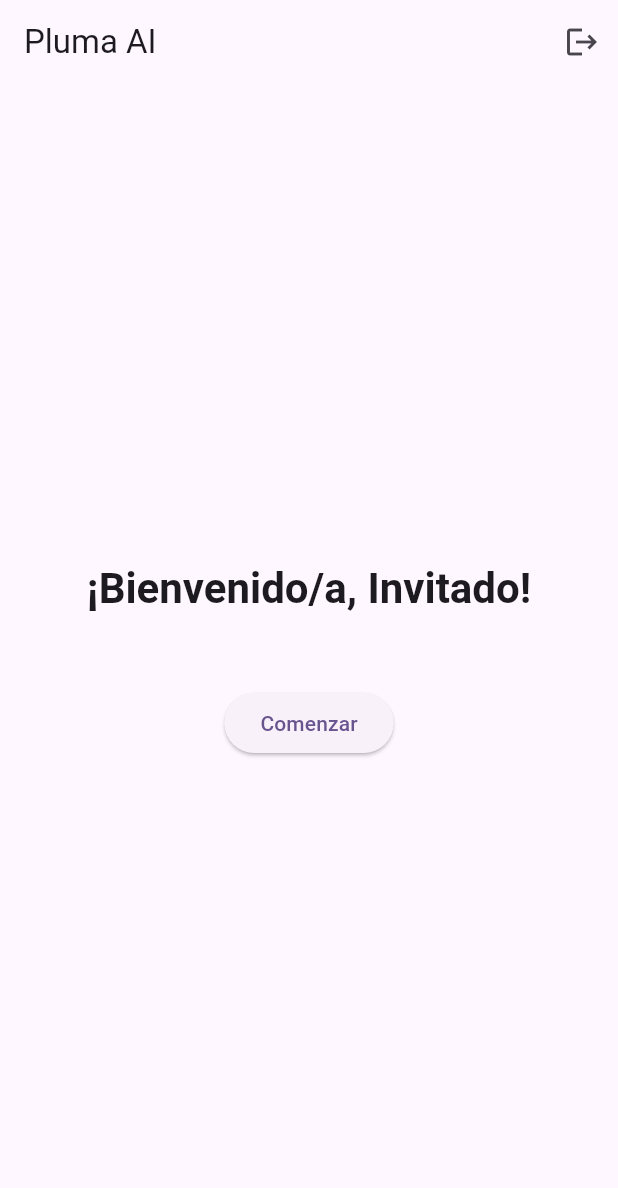
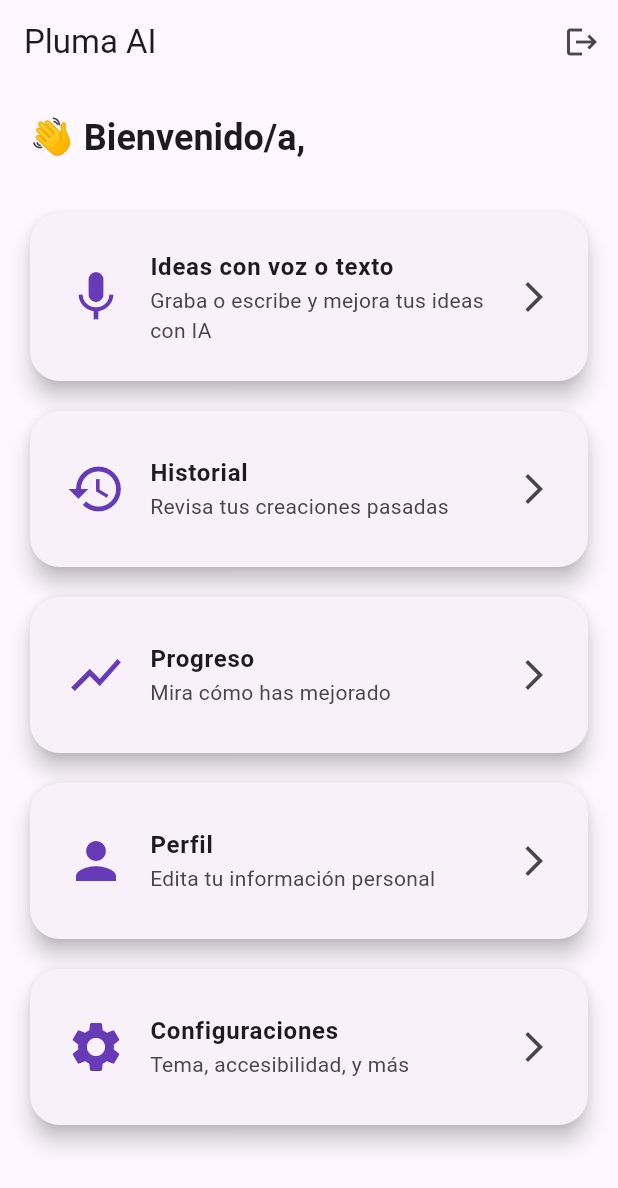
Before and after one commit to brei004/RepoIHC25-1, a Flutter app: the screen it shows once a user with an empty profile is signed in, on a phone screen of 412 x 824 dp. Shown: the top 1188 px of the screen. Run offline on Flutter 3.47's test engine with Material 3 defaults, Android fonts, the phone set to English and light mode, and no system bars; our stand-ins replace avatar_glow, cloud_firestore, firebase_auth, firebase_core, firebase_storage, google_sign_in and 2 more; missing offline and left inert: highlight_text; accounts and stored records are empty.

```diff
--- a/lib/features/auth/screens/auth_choice_screen.dart
+++ b/lib/features/auth/screens/auth_choice_screen.dart
@@ -1,5 +1,5 @@
 import 'package:flutter/material.dart';
-import 'package:pluma_ai/services/auth_service.dart';
+import 'package:pluma_ai/features/auth/services/auth_service.dart';
 
 class AuthChoiceScreen extends StatelessWidget {
   const AuthChoiceScreen({super.key});
--- a/lib/features/auth/screens/login_screen.dart
+++ b/lib/features/auth/screens/login_screen.dart
@@ -1,5 +1,5 @@
 import 'package:flutter/material.dart';
-import 'package:pluma_ai/services/auth_service.dart';
+import 'package:pluma_ai/features/auth/services/auth_service.dart';
 
 class LoginScreen extends StatefulWidget {
   const LoginScreen({super.key});
--- a/lib/features/auth/screens/register_screen.dart
+++ b/lib/features/auth/screens/register_screen.dart
@@ -1,5 +1,5 @@
 import 'package:flutter/material.dart';
-import 'package:pluma_ai/services/auth_service.dart'; // Make sure this path matches where AuthService is defined
+import 'package:pluma_ai/features/auth/services/auth_service.dart'; // Make sure this path matches where AuthService is defined
 
 class RegisterScreen extends StatefulWidget {
   const RegisterScreen({super.key});
--- a/lib/features/home/screens/home_screen.dart
+++ b/lib/features/home/screens/home_screen.dart
@@ -1,6 +1,6 @@
 import 'package:flutter/material.dart';
 import 'package:firebase_auth/firebase_auth.dart';
-import 'package:pluma_ai/services/auth_service.dart';
+import 'package:pluma_ai/features/auth/services/auth_service.dart';
 
 class HomeScreen extends StatefulWidget {
   const HomeScreen({super.key});
@@ -23,33 +23,12 @@ class _HomeScreenState extends State<HomeScreen> {
 
   Future<void> _loadUserData() async {
     final user = _auth.currentUser;
-
     if (user != null) {
-      // Para usuarios registrados con email
-      if (user.providerData.any((info) => info.providerId == 'password')) {
-        // Verificar si tenemos el nombre en Firestore (si lo guardaste allí)
-        // Si no, usar el email como nombre
-        setState(() {
-          _userName = user.displayName ?? user.email?.split('@')[0] ?? 'Usuario';
-          _userEmail = user.email ?? '';
-        });
-      }
-      // Para usuarios de Google
-      else if (user.providerData.any((info) => info.providerId == 'google.com')) {
-        setState(() {
-          _userName = user.displayName ?? 'Usuario Google';
-          _userEmail = user.email ?? '';
-        });
-      }
-      // Para invitados
-      else if (user.isAnonymous) {
-        setState(() {
-          _userName = 'Invitado';
-          _userEmail = '';
-        });
-      }
+      setState(() {
+        _userName = user.displayName ?? user.email?.split('@')[0] ?? 'Usuario';
+        _userEmail = user.email ?? '';
+      });
     }
-
     setState(() => _isLoading = false);
   }
 
@@ -57,11 +36,7 @@ class _HomeScreenState extends State<HomeScreen> {
     try {
       await _auth.signOut();
       if (!mounted) return;
-      Navigator.pushNamedAndRemoveUntil(
-        context,
-        '/auth-choice',
-        (Route<dynamic> route) => false
-      );
+      Navigator.pushNamedAndRemoveUntil(context, '/auth-choice', (route) => false);
     } catch (e) {
       if (!mounted) return;
       ScaffoldMessenger.of(context).showSnackBar(
@@ -70,17 +45,37 @@ class _HomeScreenState extends State<HomeScreen> {
     }
   }
 
+  Widget _buildModuleCard({
+    required IconData icon,
+    required String title,
+    required String subtitle,
+    required VoidCallback onTap,
+  }) {
+    return GestureDetector(
+      onTap: onTap,
+      child: Card(
+        elevation: 6,
+        shape: RoundedRectangleBorder(borderRadius: BorderRadius.circular(20)),
+        margin: const EdgeInsets.symmetric(vertical: 10),
+        child: ListTile(
+          contentPadding: const EdgeInsets.symmetric(horizontal: 24, vertical: 16),
+          leading: Icon(icon, size: 40, color: Colors.deepPurple),
+          title: Text(title, style: const TextStyle(fontWeight: FontWeight.bold)),
+          subtitle: Text(subtitle),
+          trailing: const Icon(Icons.arrow_forward_ios),
+        ),
+      ),
+    );
+  }
+
   @override
   Widget build(BuildContext context) {
     return WillPopScope(
-      onWillPop: () async {
-        // Evita que el botón de retroceso cierre la sesión
-        return false;
-      },
+      onWillPop: () async => false,
       child: Scaffold(
         appBar: AppBar(
           title: const Text('Pluma AI'),
-          automaticallyImplyLeading: false, // Oculta el botón de retroceso
+          automaticallyImplyLeading: false,
           actions: [
             IconButton(
               icon: const Icon(Icons.logout),
@@ -91,30 +86,60 @@ class _HomeScreenState extends State<HomeScreen> {
         ),
         body: _isLoading
             ? const Center(child: CircularProgressIndicator())
-            : Center(
-                child: Column(
-                  mainAxisAlignment: MainAxisAlignment.center,
+            : Padding(
+                padding: const EdgeInsets.all(20.0),
+                child: ListView(
                   children: [
                     Text(
-                      '¡Bienvenido/a, $_userName!',
-                      style: Theme.of(context).textTheme.headlineMedium?.copyWith(
-                            fontWeight: FontWeight.bold,
-                          ),
-                      textAlign: TextAlign.center,
+                      '👋 Bienvenido/a, $_userName',
+                      style: Theme.of(context).textTheme.headlineSmall?.copyWith(fontWeight: FontWeight.bold),
                     ),
-                    const SizedBox(height: 16),
                     if (_userEmail.isNotEmpty)
                       Text(
                         _userEmail,
-                        style: Theme.of(context).textTheme.bodyLarge,
+                        style: Theme.of(context).textTheme.bodyMedium,
                       ),
-                    const SizedBox(height: 32),
-                    // Puedes agregar más contenido aquí
-                    ElevatedButton(
-                      onPressed: () {
-                        // Acción adicional
+                    const SizedBox(height: 24),
+
+                    _buildModuleCard(
+                      icon: Icons.mic,
+                      title: 'Ideas con voz o texto',
+                      subtitle: 'Graba o escribe y mejora tus ideas con IA',
+                      onTap: () {
+                        Navigator.pushNamed(context, '/llm-idea');
                       },
-                      child: const Text('Comenzar'),
+                    ),
+                    _buildModuleCard(
+                      icon: Icons.history,
+                      title: 'Historial',
+                      subtitle: 'Revisa tus creaciones pasadas',
+                      onTap: () {
+                        Navigator.pushNamed(context, '/history');
+                      },
+                    ),
+                    _buildModuleCard(
+                      icon: Icons.show_chart,
+                      title: 'Progreso',
+                      subtitle: 'Mira cómo has mejorado',
+                      onTap: () {
+                        Navigator.pushNamed(context, '/progress');
+                      },
+                    ),
+                    _buildModuleCard(
+                      icon: Icons.person,
+                      title: 'Perfil',
+                      subtitle: 'Edita tu información personal',
+                      onTap: () {
+                        Navigator.pushNamed(context, '/profile');
+                      },
+                    ),
+                    _buildModuleCard(
+                      icon: Icons.settings,
+                      title: 'Configuraciones',
+                      subtitle: 'Tema, accesibilidad, y más',
+                      onTap: () {
+                        Navigator.pushNamed(context, '/settings');
+                      },
                     ),
                   ],
                 ),
```
Also changed, not shown: lib/app.dart (+23 -2 lines), lib/features/llm_idea/screens/input_choice_screen.dart (added, +75 -0 lines), lib/features/llm_idea/screens/prompt_setup_screen.dart (added, +55 -0 lines), lib/features/llm_idea/screens/speech_screen.dart (added, +211 -0 lines), lib/features/llm_idea/screens/text_input_screen.dart (added, +96 -0 lines), lib/features/llm_idea/services/sentiment_service.dart (added, +12 -0 lines), lib/features/llm_idea/services/user_progress_service.dart (added, +31 -0 lines), pubspec.yaml (+8 -60 lines), lib/features/auth/services/auth_service.dart (renamed from lib/services/auth_service.dart), lib/features/llm_idea/models/idea_input.dart (added), lib/features/llm_idea/widgets/glowing_background.dart (added), pubspec.lock, 6 other files.
